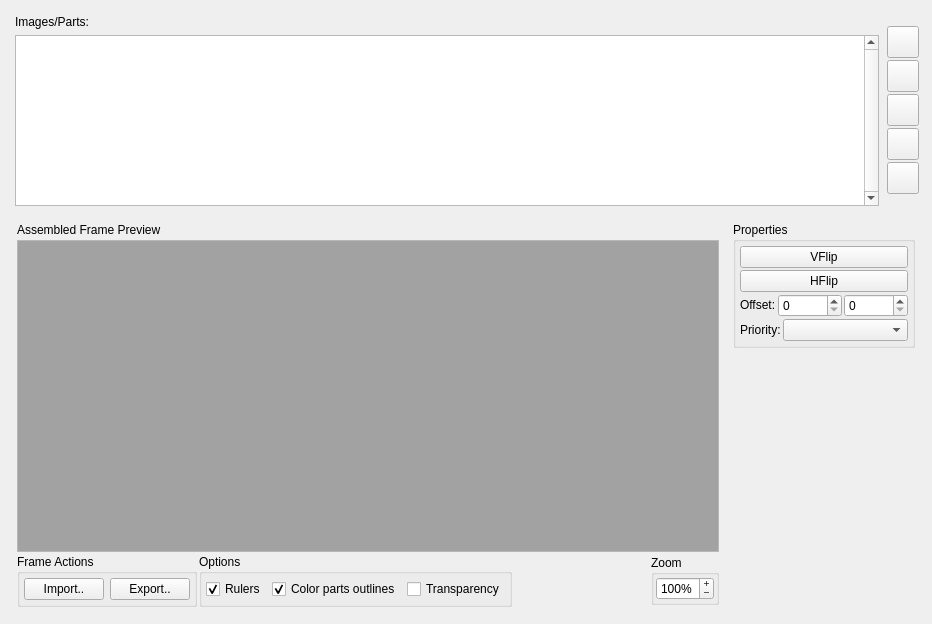
Before: the Qt Designer form src/ui/tabs/tabframes.ui in PsyCommando/ppmdu_spriteeditor, drawn with Qt 5.
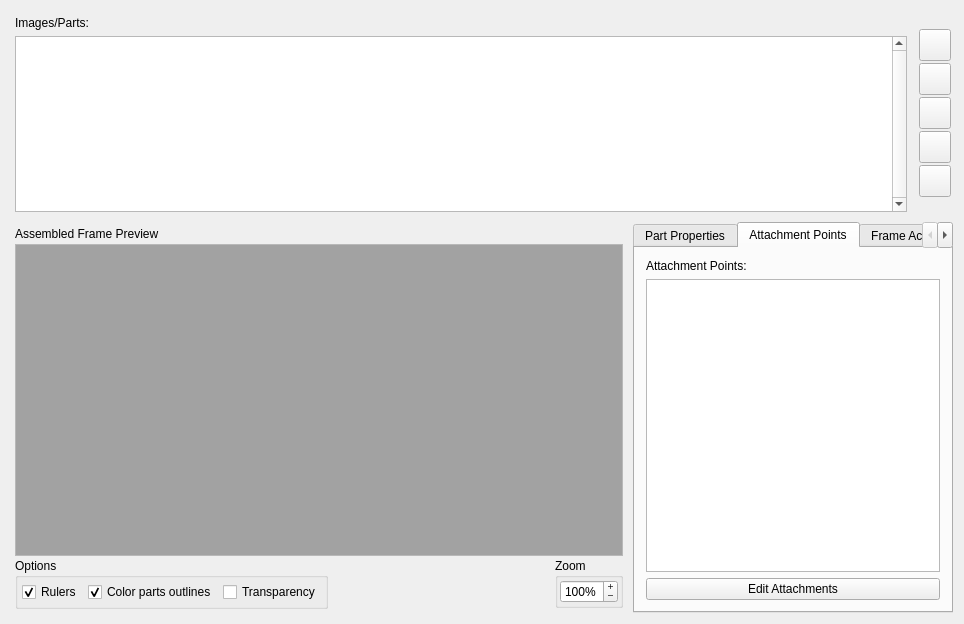
After: the same form once the commit is applied. Icons and pictures are not drawn.

Commit message:
Basic Attachment handling
* merged attachment editing with frame editing to make it easier.
* Switched to using the offset data like irdkwia suggested with 4 offsets per frame. One for the head, right hand, left hand, and center of mass.
* Split the sprite parsing code into several files for clarity's sake.
* Moved a few things around

```diff
--- a/src/ui/tabs/tabframes.ui
+++ b/src/ui/tabs/tabframes.ui
@@ -6,17 +6,17 @@
    <rect>
     <x>0</x>
     <y>0</y>
-    <width>932</width>
+    <width>964</width>
     <height>624</height>
    </rect>
   </property>
   <property name="minimumSize">
    <size>
-    <width>932</width>
+    <width>964</width>
     <height>624</height>
    </size>
   </property>
-  <layout class="QVBoxLayout" name="verticalLayout_4">
+  <layout class="QVBoxLayout" name="verticalLayout_7">
    <item>
     <layout class="QHBoxLayout" name="horizontalLayout_5">
      <item>
@@ -338,22 +338,7 @@
     </layout>
    </item>
    <item>
-    <layout class="QHBoxLayout" name="hlFramesEdit" stretch="4,1">
-     <property name="sizeConstraint">
-      <enum>QLayout::SetMinimumSize</enum>
-     </property>
-     <property name="leftMargin">
-      <number>2</number>
-     </property>
-     <property name="topMargin">
-      <number>2</number>
-     </property>
-     <property name="rightMargin">
-      <number>2</number>
-     </property>
-     <property name="bottomMargin">
-      <number>2</number>
-     </property>
+    <layout class="QHBoxLayout" name="hlFramePartEditor" stretch="1,0">
      <item>
       <layout class="QVBoxLayout" name="vlFramesEdit" stretch="1,10,0">
        <property name="spacing">
@@ -494,86 +479,7 @@
         </widget>
        </item>
        <item>
-        <layout class="QHBoxLayout" name="horizontalLayout_3">
-         <item>
-          <widget class="QGroupBox" name="grpFrameAction">
-           <property name="sizePolicy">
-            <sizepolicy hsizetype="Expanding" vsizetype="Preferred">
-             <horstretch>0</horstretch>
-             <verstretch>0</verstretch>
-            </sizepolicy>
-           </property>
-           <property name="minimumSize">
-            <size>
-             <width>0</width>
-             <height>0</height>
-            </size>
-           </property>
-           <property name="title">
-            <string>Frame Actions</string>
-           </property>
-           <property name="alignment">
-            <set>Qt::AlignLeading|Qt::AlignLeft|Qt::AlignTop</set>
-           </property>
-           <property name="flat">
-            <bool>false</bool>
-           </property>
-           <layout class="QGridLayout" name="gridLayout">
-            <property name="leftMargin">
-             <number>4</number>
-            </property>
-            <property name="topMargin">
-             <number>4</number>
-            </property>
-            <property name="rightMargin">
-             <number>4</number>
-            </property>
-            <property name="bottomMargin">
-             <number>4</number>
-            </property>
-            <item row="0" column="0">
-             <widget class="QPushButton" name="btnFrmImport">
-              <property name="sizePolicy">
-               <sizepolicy hsizetype="Fixed" vsizetype="Fixed">
-                <horstretch>0</horstretch>
-                <verstretch>0</verstretch>
-               </sizepolicy>
-              </property>
-              <property name="toolTip">
-               <string>&lt;html&gt;&lt;head/&gt;&lt;body&gt;&lt;p&gt;Import an image and automatically cuts it up into a frame!&lt;/p&gt;&lt;/body&gt;&lt;/html&gt;</string>
-              </property>
-              <property name="text">
-               <string>Import..</string>
-              </property>
-              <property name="icon">
-               <iconset resource="../../../appres.qrc">
-                <normaloff>:/resources/fugue-icons-3.5.6/icons/image-import.png</normaloff>:/resources/fugue-icons-3.5.6/icons/image-import.png</iconset>
-              </property>
-             </widget>
-            </item>
-            <item row="0" column="1">
-             <widget class="QPushButton" name="btnFrmExport">
-              <property name="sizePolicy">
-               <sizepolicy hsizetype="Fixed" vsizetype="Fixed">
-                <horstretch>0</horstretch>
-                <verstretch>0</verstretch>
-               </sizepolicy>
-              </property>
-              <property name="toolTip">
-               <string>&lt;html&gt;&lt;head/&gt;&lt;body&gt;&lt;p&gt;Exports the rendered frame to a 8bpp png.&lt;/p&gt;&lt;/body&gt;&lt;/html&gt;</string>
-              </property>
-              <property name="text">
-               <string>Export..</string>
-              </property>
-              <property name="icon">
-               <iconset resource="../../../appres.qrc">
-                <normaloff>:/resources/fugue-icons-3.5.6/icons/image-export.png</normaloff>:/resources/fugue-icons-3.5.6/icons/image-export.png</iconset>
-              </property>
-             </widget>
-            </item>
-           </layout>
-          </widget>
-         </item>
+        <layout class="QHBoxLayout" name="hlPreviewOptions">
          <item>
           <widget class="QGroupBox" name="grpOptions">
            <property name="sizePolicy">
@@ -752,22 +658,27 @@
       </layout>
      </item>
      <item>
-      <layout class="QVBoxLayout" name="verticalLayout_2" stretch="0,0">
-       <property name="sizeConstraint">
-        <enum>QLayout::SetMinAndMaxSize</enum>
+      <widget class="QTabWidget" name="tabwFramesEdit">
+       <property name="sizePolicy">
+        <sizepolicy hsizetype="MinimumExpanding" vsizetype="Expanding">
+         <horstretch>0</horstretch>
+         <verstretch>0</verstretch>
+        </sizepolicy>
        </property>
-       <property name="leftMargin">
-        <number>4</number>
+       <property name="minimumSize">
+        <size>
+         <width>320</width>
+         <height>0</height>
+        </size>
        </property>
-       <property name="topMargin">
-        <number>4</number>
+       <property name="currentIndex">
+        <number>1</number>
        </property>
-       <property name="rightMargin">
-        <number>4</number>
-       </property>
-       <property name="bottomMargin">
-        <number>4</number>
-       </property>
+       <widget class="QWidget" name="tabPartProps">
+        <attribute name="title">
+         <string>Part Properties</string>
+        </attribute>
+        <layout class="QVBoxLayout" name="verticalLayout_2">
        <item>
         <widget class="QGroupBox" name="grpFrameProperties">
          <property name="sizePolicy">
@@ -971,12 +882,190 @@
          <property name="sizeHint" stdset="0">
           <size>
            <width>20</width>
-           <height>40</height>
+             <height>206</height>
           </size>
          </property>
         </spacer>
        </item>
       </layout>
+       </widget>
+       <widget class="QWidget" name="tabAttachPoints">
+        <attribute name="title">
+         <string>Attachment Points</string>
+        </attribute>
+        <layout class="QVBoxLayout" name="verticalLayout_4">
+         <item>
+          <layout class="QVBoxLayout" name="vlAttachPoints">
+           <property name="leftMargin">
+            <number>2</number>
+           </property>
+           <property name="topMargin">
+            <number>2</number>
+           </property>
+           <property name="rightMargin">
+            <number>2</number>
+           </property>
+           <property name="bottomMargin">
+            <number>2</number>
+           </property>
+           <item>
+            <widget class="QLabel" name="lblFramesOffsets">
+             <property name="text">
+              <string>Attachment Points:</string>
+             </property>
+            </widget>
+           </item>
+           <item>
+            <widget class="QTableView" name="tvAttachments">
+             <property name="minimumSize">
+              <size>
+               <width>192</width>
+               <height>256</height>
+              </size>
+             </property>
+             <property name="verticalScrollBarPolicy">
+              <enum>Qt::ScrollBarAsNeeded</enum>
+             </property>
+             <property name="horizontalScrollBarPolicy">
+              <enum>Qt::ScrollBarAlwaysOff</enum>
+             </property>
+             <property name="sizeAdjustPolicy">
+              <enum>QAbstractScrollArea::AdjustToContents</enum>
+             </property>
+             <property name="editTriggers">
+              <set>QAbstractItemView::AnyKeyPressed|QAbstractItemView::DoubleClicked|QAbstractItemView::EditKeyPressed|QAbstractItemView::SelectedClicked</set>
+             </property>
+             <property name="showDropIndicator" stdset="0">
+              <bool>false</bool>
+             </property>
+             <property name="dragDropOverwriteMode">
+              <bool>false</bool>
+             </property>
+             <property name="selectionMode">
+              <enum>QAbstractItemView::SingleSelection</enum>
+             </property>
+             <property name="selectionBehavior">
+              <enum>QAbstractItemView::SelectItems</enum>
+             </property>
+             <property name="verticalScrollMode">
+              <enum>QAbstractItemView::ScrollPerPixel</enum>
+             </property>
+             <property name="horizontalScrollMode">
+              <enum>QAbstractItemView::ScrollPerPixel</enum>
+             </property>
+             <attribute name="horizontalHeaderCascadingSectionResizes">
+              <bool>true</bool>
+             </attribute>
+             <attribute name="verticalHeaderVisible">
+              <bool>false</bool>
+             </attribute>
+            </widget>
+           </item>
+           <item>
+            <widget class="QPushButton" name="btnEditAttachments">
+             <property name="text">
+              <string>Edit Attachments</string>
+             </property>
+             <property name="checkable">
+              <bool>true</bool>
+             </property>
+             <property name="autoDefault">
+              <bool>false</bool>
+             </property>
+             <property name="default">
+              <bool>false</bool>
+             </property>
+             <property name="flat">
+              <bool>false</bool>
+             </property>
+            </widget>
+           </item>
+          </layout>
+         </item>
+        </layout>
+       </widget>
+       <widget class="QWidget" name="tabFrameActions">
+        <attribute name="title">
+         <string>Frame Actions</string>
+        </attribute>
+        <layout class="QVBoxLayout" name="verticalLayout_6">
+         <item>
+          <layout class="QHBoxLayout" name="hlFrameActions">
+           <item>
+            <layout class="QVBoxLayout" name="vlFrameActionsBtn">
+             <item>
+              <widget class="QPushButton" name="btnFrmImport">
+               <property name="sizePolicy">
+                <sizepolicy hsizetype="Fixed" vsizetype="Fixed">
+                 <horstretch>0</horstretch>
+                 <verstretch>0</verstretch>
+                </sizepolicy>
+               </property>
+               <property name="toolTip">
+                <string>&lt;html&gt;&lt;head/&gt;&lt;body&gt;&lt;p&gt;Import an image and automatically cuts it up into a frame!&lt;/p&gt;&lt;/body&gt;&lt;/html&gt;</string>
+               </property>
+               <property name="text">
+                <string>Import..</string>
+               </property>
+               <property name="icon">
+                <iconset resource="../../../appres.qrc">
+                 <normaloff>:/resources/fugue-icons-3.5.6/icons/image-import.png</normaloff>:/resources/fugue-icons-3.5.6/icons/image-import.png</iconset>
+               </property>
+              </widget>
+             </item>
+             <item>
+              <widget class="QPushButton" name="btnFrmExport">
+               <property name="sizePolicy">
+                <sizepolicy hsizetype="Fixed" vsizetype="Fixed">
+                 <horstretch>0</horstretch>
+                 <verstretch>0</verstretch>
+                </sizepolicy>
+               </property>
+               <property name="toolTip">
+                <string>&lt;html&gt;&lt;head/&gt;&lt;body&gt;&lt;p&gt;Exports the rendered frame to a 8bpp png.&lt;/p&gt;&lt;/body&gt;&lt;/html&gt;</string>
+               </property>
+               <property name="text">
+                <string>Export..</string>
+               </property>
+               <property name="icon">
+                <iconset resource="../../../appres.qrc">
+                 <normaloff>:/resources/fugue-icons-3.5.6/icons/image-export.png</normaloff>:/resources/fugue-icons-3.5.6/icons/image-export.png</iconset>
+               </property>
+              </widget>
+             </item>
+            </layout>
+           </item>
+           <item>
+            <spacer name="hspcFrameActions">
+             <property name="orientation">
+              <enum>Qt::Horizontal</enum>
+             </property>
+             <property name="sizeHint" stdset="0">
+              <size>
+               <width>40</width>
+               <height>20</height>
+              </size>
+             </property>
+            </spacer>
+           </item>
+          </layout>
+         </item>
+         <item>
+          <spacer name="vspcFrameActions">
+           <property name="orientation">
+            <enum>Qt::Vertical</enum>
+           </property>
+           <property name="sizeHint" stdset="0">
+            <size>
+             <width>20</width>
+             <height>271</height>
+            </size>
+           </property>
+          </spacer>
+         </item>
+        </layout>
+       </widget>
+      </widget>
      </item>
     </layout>
    </item>
```
Left out of the diff: 8 changed lines with no effect on the pictures. Lines whose indentation alone changed are shown as unchanged. The commit also changes 46 other files.
